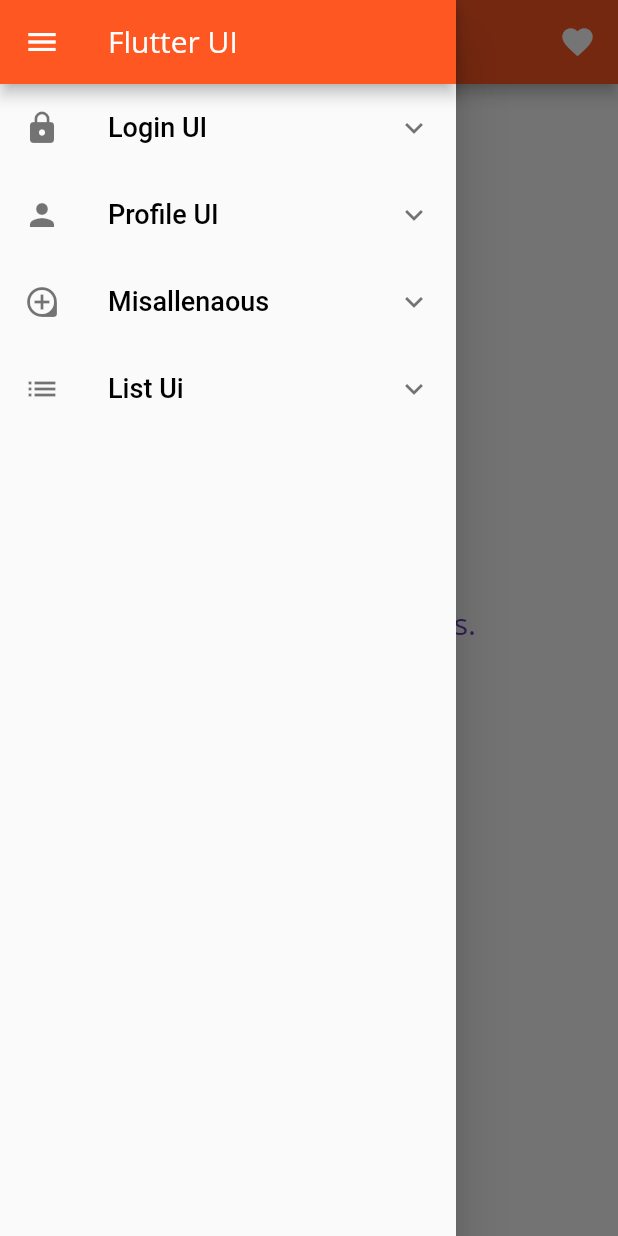
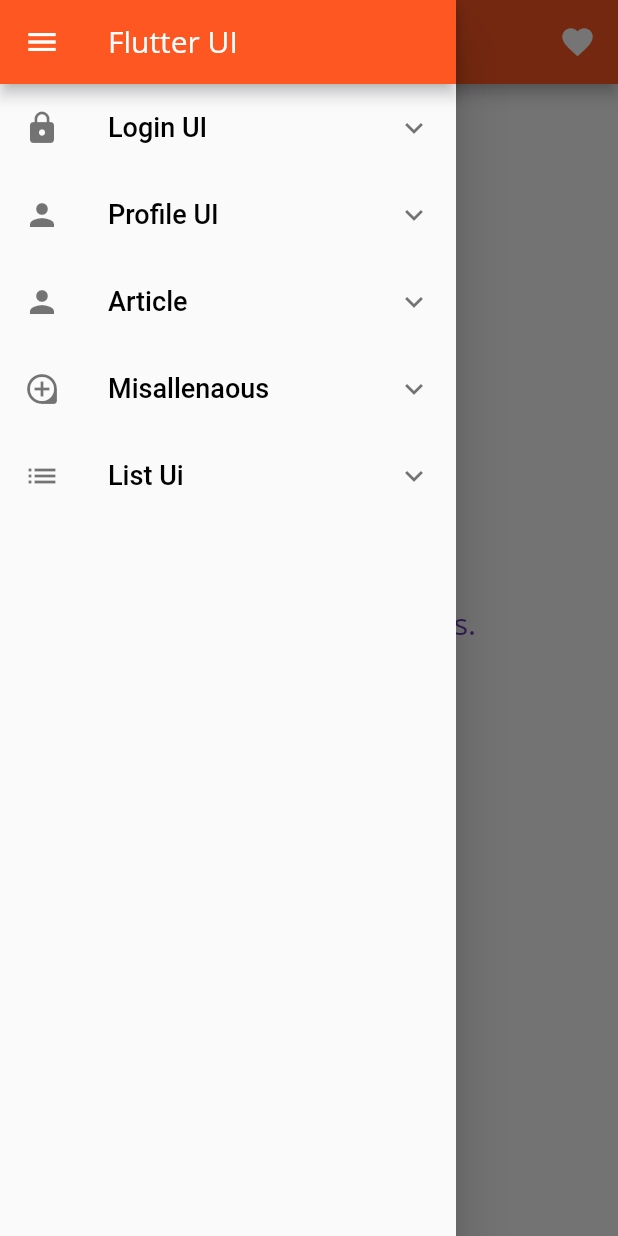
Before and after one commit to sudeepthapa/flutter-ui, a Flutter app: the screen it shows after launch, with the side drawer open, on a phone screen of 412 x 824 dp. Run offline on Flutter 3.47's test engine with Material 2 defaults, Android fonts, the phone set to English and light mode, and no system bars.

Commit message:
article news

```diff
--- a/lib/widgets/sidebar.dart
+++ b/lib/widgets/sidebar.dart
@@ -3,6 +3,7 @@ import 'package:profile_card/pages/lists/directory_concept/placelist1.dart';
 import 'package:profile_card/pages/login_pages/login_form.dart';
 import 'package:profile_card/pages/login_pages/login_page2.dart';
 import 'package:profile_card/pages/missaleneous/home_landing.dart';
+import 'package:profile_card/pages/news_article/news_article.dart';
 import 'package:profile_card/pages/profile/profile_card.dart';
 
 class HomePage extends StatelessWidget {
@@ -87,6 +88,32 @@ class HomePage extends StatelessWidget {
                           MaterialPageRoute(
                               builder: (BuildContext context) =>
                                   ProfileCard()));
+                    }),
+              ],
+            ),
+            ExpansionTile(
+              title: Text(
+                "Article",
+                style: TextStyle(
+                    color: Colors.black, fontFamily: 'Roboto', fontSize: 18),
+              ),
+              leading: Icon(Icons.person),
+              children: <Widget>[
+                ListTile(
+                    leading: Icon(
+                      Icons.arrow_right,
+                      color: Colors.deepOrangeAccent,
+                    ),
+                    title: Text(
+                      "News Article 1",
+                      style: TextStyle(color: Colors.black87, fontSize: 14),
+                    ),
+                    onTap: () {
+                      Navigator.push(
+                          context,
+                          MaterialPageRoute(
+                              builder: (BuildContext context) =>
+                                  MewsArticle1()));
                     }),
               ],
             ),
```
Also changed, not shown: lib/pages/news_article/news_article.dart (added, +140 -0 lines).
